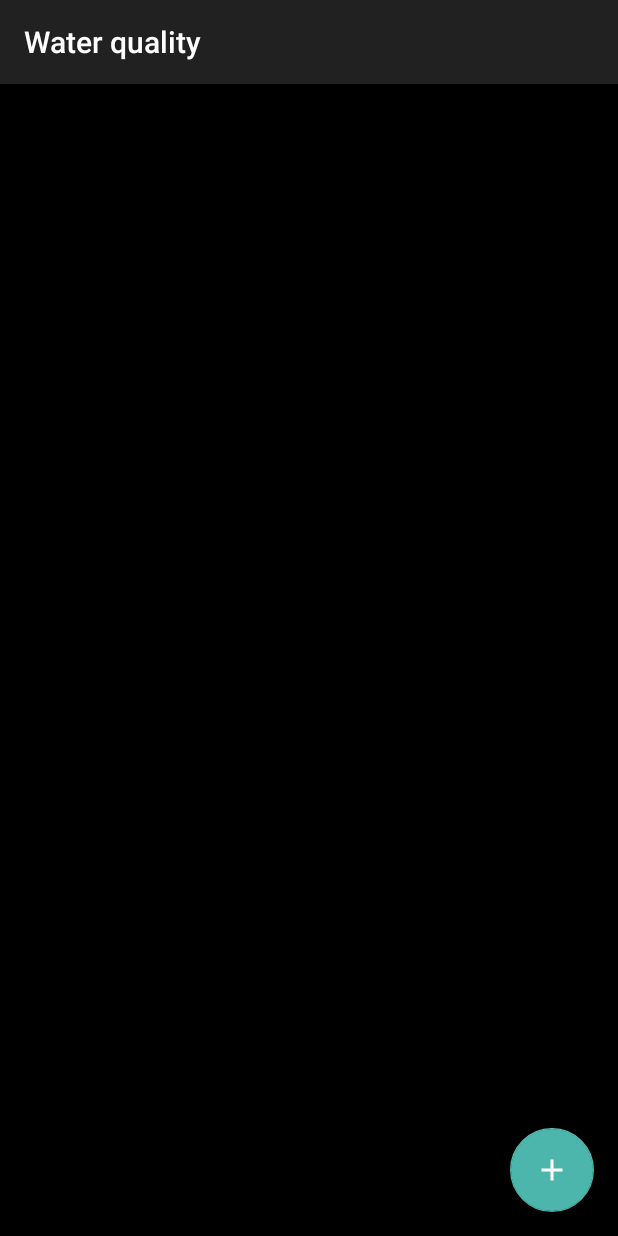
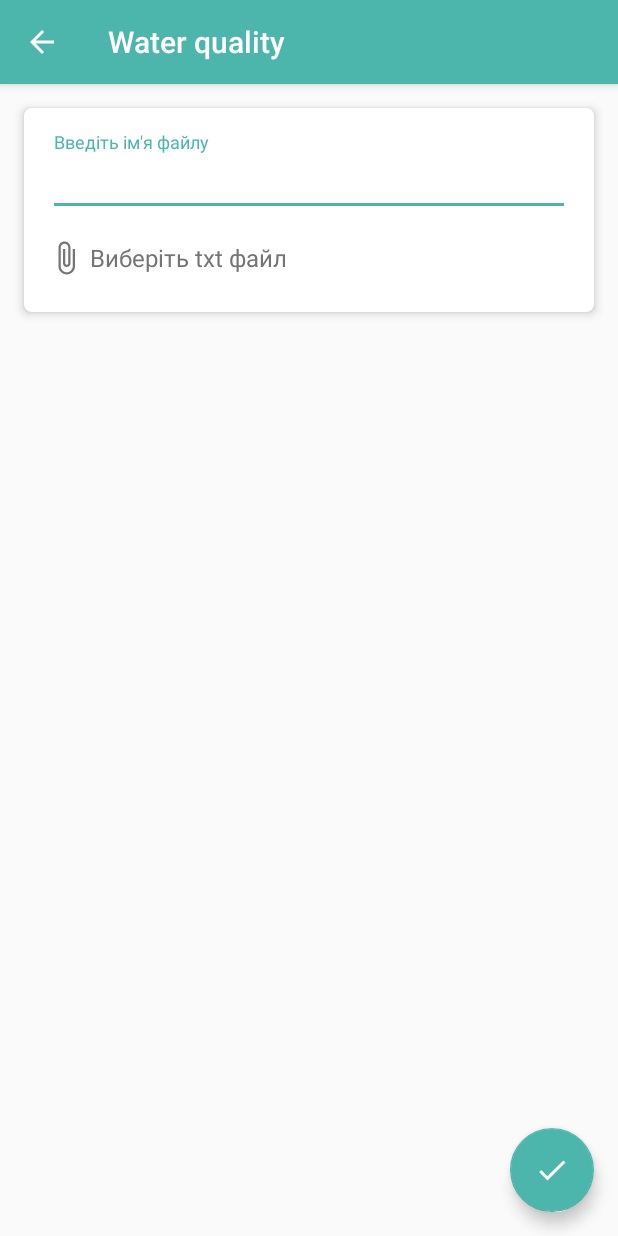
Before and after one commit to Kotensky/Waterquality, an Android app: the screen it shows after launch (MainActivity before the commit, AddStatisticActivity after it), after a tap on an icon or button, on a phone screen of 412 x 824 dp. Run offline under Robolectric (Android 15) with nearby library versions, the phone set to English and light mode, and no system bars; 1 statement that could not run was skipped.

Commit message:
minor changes

```diff
--- a/app/build.gradle
+++ b/app/build.gradle
@@ -30,11 +30,13 @@ dependencies {
     implementation 'com.android.support:design:28.0.0'
 
     implementation 'com.google.dagger:dagger:2.17'
-    kapt 'com.google.dagger:dagger-android-processor:2.11'
+    kapt 'com.google.dagger:dagger-android-processor:2.16'
     kapt 'com.google.dagger:dagger-compiler:2.17'
 
     implementation 'io.reactivex.rxjava2:rxandroid:2.1.0'
     implementation 'io.reactivex.rxjava2:rxjava:2.2.2'
+
+    implementation 'com.google.code.gson:gson:2.8.5'
 
     implementation "android.arch.persistence.room:rxjava2:1.1.1"
     implementation "android.arch.persistence.room:runtime:1.1.1"
--- a/app/src/main/java/com/kotensky/waterquality/di/components/ScreenComponent.kt
+++ b/app/src/main/java/com/kotensky/waterquality/di/components/ScreenComponent.kt
@@ -1,8 +1,9 @@
 package com.kotensky.waterquality.di.components
 
 
+import com.kotensky.waterquality.di.ScreenScope
+import com.kotensky.waterquality.view.activities.AddStatisticActivity
 import com.kotensky.waterquality.view.activities.MainActivity
-import com.kotensky.waterquality.di.ScreenScope
 import dagger.Component
 
 @ScreenScope
@@ -10,5 +11,6 @@ import dagger.Component
 interface ScreenComponent {
 
     fun inject(mainActivity: MainActivity)
+    fun inject(addStatisticActivity: AddStatisticActivity)
 
 }
--- a/app/src/main/java/com/kotensky/waterquality/model/entities/StatisticDataEntity.kt
+++ b/app/src/main/java/com/kotensky/waterquality/model/entities/StatisticDataEntity.kt
@@ -1,13 +1,7 @@
 package com.kotensky.waterquality.model.entities
 
-import android.arch.persistence.room.Entity
-import android.arch.persistence.room.PrimaryKey
 
-
-@Entity(tableName = "statistic")
 class StatisticDataEntity(
-        @PrimaryKey(autoGenerate = true)
-        var id: Long? = null,
         var name: String,
         var lat: Long,
         var lon: Long,
--- a/app/src/main/java/com/kotensky/waterquality/model/room/AppDatabase.kt
+++ b/app/src/main/java/com/kotensky/waterquality/model/room/AppDatabase.kt
@@ -2,11 +2,13 @@ package com.kotensky.waterquality.model.room
 
 import android.arch.persistence.room.Database
 import android.arch.persistence.room.RoomDatabase
-import com.kotensky.waterquality.model.entities.StatisticDataEntity
+import android.arch.persistence.room.TypeConverters
+import com.kotensky.waterquality.model.entities.StatisticMainEntity
 import com.kotensky.waterquality.model.room.dao.StatisticDao
 
 
-@Database(entities = [(StatisticDataEntity::class)], version = 1, exportSchema = false)
+@Database(entities = [(StatisticMainEntity::class)], version = 1, exportSchema = false)
+@TypeConverters(StatisticTypeConverters::class)
 abstract class AppDatabase : RoomDatabase() {
 
     abstract fun statisticDao(): StatisticDao
--- /dev/null
+++ b/app/src/main/java/com/kotensky/waterquality/view/activities/AddStatisticActivity.kt
@@ -0,0 +1,60 @@
+package com.kotensky.waterquality.view.activities
+
+import android.app.Activity
+import android.content.Intent
+import android.os.Bundle
+import android.util.Log
+import android.view.MenuItem
+import com.kotensky.waterquality.R
+import com.kotensky.waterquality.di.components.DaggerScreenComponent
+import kotlinx.android.synthetic.main.activity_add_statistic.*
+
+class AddStatisticActivity : BaseActivity() {
+
+    companion object {
+        const val ADD_STATISTIC_REQUEST_CODE = 22
+        private const val PICK_TXT_REQUEST_CODE = 23
+
+    }
+
+
+    override fun onCreate(savedInstanceState: Bundle?) {
+        super.onCreate(savedInstanceState)
+        setContentView(R.layout.activity_add_statistic)
+        setSupportActionBar(toolbar)
+        supportActionBar?.setDisplayHomeAsUpEnabled(true)
+
+        attachFileContainer.setOnClickListener { view ->
+            val intent = Intent()
+                    .setType("text/plain")
+                    .setAction(Intent.ACTION_GET_CONTENT)
+            startActivityForResult(
+                    Intent.createChooser(intent, getString(R.string.chooser_text)),
+                    PICK_TXT_REQUEST_CODE)
+        }
+    }
+
+    public override fun onActivityResult(requestCode: Int, resultCode: Int, intent: Intent?) {
+        super.onActivityResult(requestCode, resultCode, intent)
+        if (requestCode == PICK_TXT_REQUEST_CODE && resultCode == Activity.RESULT_OK) {
+            Log.e("TAG", intent?.data?.toString())
+        }
+    }
+
+    override fun onOptionsItemSelected(item: MenuItem?): Boolean {
+        return when (item?.itemId) {
+            android.R.id.home -> {
+                finish()
+                true
+            }
+            else -> super.onOptionsItemSelected(item)
+        }
+    }
+
+    override fun inject() {
+        DaggerScreenComponent.builder()
+                .applicationComponent(getApplicationComponent())
+                .build()
+                .inject(this)
+    }
+}
--- a/app/src/main/java/com/kotensky/waterquality/view/activities/MainActivity.kt
+++ b/app/src/main/java/com/kotensky/waterquality/view/activities/MainActivity.kt
@@ -3,16 +3,14 @@ package com.kotensky.waterquality.view.activities
 import android.app.Activity
 import android.content.Intent
 import android.os.Bundle
-import android.util.Log
 import com.kotensky.waterquality.R
 import com.kotensky.waterquality.di.components.DaggerScreenComponent
+import com.kotensky.waterquality.view.activities.AddStatisticActivity.Companion.ADD_STATISTIC_REQUEST_CODE
 import kotlinx.android.synthetic.main.activity_main.*
 
 
 class MainActivity : BaseActivity() {
 
-
-    private val PICK_TXT_REQUEST_CODE = 24
 
     override fun onCreate(savedInstanceState: Bundle?) {
         super.onCreate(savedInstanceState)
@@ -20,19 +18,14 @@ class MainActivity : BaseActivity() {
         setSupportActionBar(toolbar)
 
         addWaterDataFab.setOnClickListener { view ->
-            val intent = Intent()
-                    .setType("text/plain")
-                    .setAction(Intent.ACTION_GET_CONTENT)
-            startActivityForResult(
-                    Intent.createChooser(intent, getString(R.string.chooser_text)),
-                    PICK_TXT_REQUEST_CODE)
+            startActivityForResult(Intent(this, AddStatisticActivity::class.java), ADD_STATISTIC_REQUEST_CODE)
         }
     }
 
     public override fun onActivityResult(requestCode: Int, resultCode: Int, intent: Intent?) {
         super.onActivityResult(requestCode, resultCode, intent)
-        if (requestCode == PICK_TXT_REQUEST_CODE && resultCode == Activity.RESULT_OK) {
-            Log.e("TAG", intent?.data?.toString())
+        if (requestCode == ADD_STATISTIC_REQUEST_CODE && resultCode == Activity.RESULT_OK) {
+//            presenter.loadData()
         }
     }
 
--- /dev/null
+++ b/app/src/main/res/drawable/ic_attach_file_gray.xml
@@ -0,0 +1,10 @@
+<vector xmlns:android="http://schemas.android.com/apk/res/android"
+    android:width="24dp"
+    android:height="24dp"
+    android:tint="#757575"
+    android:viewportWidth="24.0"
+    android:viewportHeight="24.0">
+    <path
+        android:fillColor="#FF000000"
+        android:pathData="M16.5,6v11.5c0,2.21 -1.79,4 -4,4s-4,-1.79 -4,-4V5c0,-1.38 1.12,-2.5 2.5,-2.5s2.5,1.12 2.5,2.5v10.5c0,0.55 -0.45,1 -1,1s-1,-0.45 -1,-1V6H10v9.5c0,1.38 1.12,2.5 2.5,2.5s2.5,-1.12 2.5,-2.5V5c0,-2.21 -1.79,-4 -4,-4S7,2.79 7,5v12.5c0,3.04 2.46,5.5 5.5,5.5s5.5,-2.46 5.5,-5.5V6h-1.5z" />
+</vector>
--- /dev/null
+++ b/app/src/main/res/drawable/ic_check_white.xml
@@ -0,0 +1,5 @@
+<vector android:height="24dp" android:tint="#FFFFFF"
+    android:viewportHeight="24.0" android:viewportWidth="24.0"
+    android:width="24dp" xmlns:android="http://schemas.android.com/apk/res/android">
+    <path android:fillColor="#FF000000" android:pathData="M9,16.17L4.83,12l-1.42,1.41L9,19 21,7l-1.41,-1.41z"/>
+</vector>
--- /dev/null
+++ b/app/src/main/res/layout/activity_add_statistic.xml
@@ -0,0 +1,109 @@
+<?xml version="1.0" encoding="utf-8"?>
+<android.support.design.widget.CoordinatorLayout xmlns:android="http://schemas.android.com/apk/res/android"
+    xmlns:app="http://schemas.android.com/apk/res-auto"
+    xmlns:tools="http://schemas.android.com/tools"
+    android:layout_width="match_parent"
+    android:layout_height="match_parent"
+    tools:context=".view.activities.MainActivity">
+
+    <android.support.design.widget.AppBarLayout
+        android:layout_width="match_parent"
+        android:layout_height="wrap_content"
+        android:theme="@style/AppTheme.AppBarOverlay">
+
+        <android.support.v7.widget.Toolbar
+            android:id="@+id/toolbar"
+            android:layout_width="match_parent"
+            android:layout_height="?attr/actionBarSize"
+            android:background="?attr/colorPrimary"
+            app:popupTheme="@style/AppTheme.PopupOverlay" />
+
+    </android.support.design.widget.AppBarLayout>
+
+    <android.support.v4.widget.NestedScrollView
+        android:layout_width="match_parent"
+        android:layout_height="match_parent"
+        app:layout_behavior="@string/appbar_scrolling_view_behavior">
+
+        <LinearLayout
+            android:layout_width="match_parent"
+            android:layout_height="match_parent"
+            android:orientation="vertical">
+
+            <android.support.v7.widget.CardView
+                android:layout_width="match_parent"
+                android:layout_height="wrap_content"
+                android:layout_margin="16dp"
+                app:cardBackgroundColor="@color/white"
+                app:cardCornerRadius="5dp"
+                app:cardElevation="4dp">
+
+                <LinearLayout
+                    android:layout_width="match_parent"
+                    android:layout_height="match_parent"
+                    android:orientation="vertical"
+                    android:padding="16dp">
+
+                    <android.support.design.widget.TextInputLayout
+                        android:id="@+id/file_name_input_container"
+                        android:layout_width="match_parent"
+                        android:layout_height="wrap_content"
+                        android:textColorHint="@color/text_gray">
+
+
+                        <EditText
+                            android:id="@+id/file_name_input"
+                            android:layout_width="match_parent"
+                            android:layout_height="wrap_content"
+                            android:hint="@string/hint_file_name"
+                            android:inputType="text"
+                            android:textColor="@color/black" />
+
+                    </android.support.design.widget.TextInputLayout>
+
+
+                    <LinearLayout
+                        android:id="@+id/attachFileContainer"
+                        android:layout_width="match_parent"
+                        android:layout_height="wrap_content"
+                        android:layout_marginTop="8dp"
+                        android:background="?selectableItemBackground"
+                        android:gravity="center_vertical"
+                        android:paddingTop="8dp"
+                        android:paddingBottom="8dp">
+
+                        <ImageView
+                            android:layout_width="wrap_content"
+                            android:layout_height="wrap_content"
+                            android:src="@drawable/ic_attach_file_gray" />
+
+                        <TextView
+                            android:id="@+id/attachFileTxt"
+                            android:layout_width="match_parent"
+                            android:layout_height="wrap_content"
+                            android:layout_marginStart="4dp"
+                            android:layout_marginEnd="4dp"
+                            android:text="@string/attach_file_hint"
+                            android:textColor="@color/text_gray"
+                            android:textSize="16sp" />
+
+                    </LinearLayout>
+                </LinearLayout>
+
+            </android.support.v7.widget.CardView>
+
+
+        </LinearLayout>
+
+    </android.support.v4.widget.NestedScrollView>
+
+
+    <android.support.design.widget.FloatingActionButton
+        android:id="@+id/saveFab"
+        android:layout_width="wrap_content"
+        android:layout_height="wrap_content"
+        android:layout_gravity="bottom|end"
+        android:layout_margin="@dimen/fab_margin"
+        android:src="@drawable/ic_check_white" />
+
+</android.support.design.widget.CoordinatorLayout>
--- a/app/src/main/res/layout/activity_main.xml
+++ b/app/src/main/res/layout/activity_main.xml
@@ -23,7 +23,6 @@
     <android.support.v7.widget.RecyclerView
         android:id="@+id/dataRecycler"
         android:layout_width="match_parent"
-        android:background="@color/black"
         android:layout_height="match_parent"
         app:layout_behavior="@string/appbar_scrolling_view_behavior" />
 
--- a/app/src/main/res/values/colors.xml
+++ b/app/src/main/res/values/colors.xml
@@ -1,7 +1,9 @@
 <?xml version="1.0" encoding="utf-8"?>
 <resources>
-    <color name="colorPrimary">#212121</color>
-    <color name="colorPrimaryDark">#000000</color>
+    <color name="colorPrimary">#4db6ac</color>
+    <color name="colorPrimaryDark">#00897b</color>
+    <color name="colorAccent">#4db6ac</color>
+    <color name="white">#ffffff</color>
     <color name="black">#000000</color>
-    <color name="colorAccent">#4db6ac</color>
+    <color name="text_gray">#757575</color>
 </resources>
--- a/app/src/main/res/values/strings.xml
+++ b/app/src/main/res/values/strings.xml
@@ -1,4 +1,7 @@
 <resources>
     <string name="app_name">Water quality</string>
     <string name="chooser_text">Виберіть txt файл</string>
+    <string name="hint_file_name">Введіть ім\'я файлу</string>
+    <string name="attach_file_hint">Виберіть txt файл</string>
+
 </resources>
--- a/app/src/main/res/values/styles.xml
+++ b/app/src/main/res/values/styles.xml
@@ -1,7 +1,7 @@
 <resources>
 
     <!-- Base application theme. -->
-    <style name="AppTheme" parent="Theme.AppCompat.DayNight.DarkActionBar">
+    <style name="AppTheme" parent="Theme.AppCompat.Light.DarkActionBar">
         <!-- Customize your theme here. -->
         <item name="colorPrimary">@color/colorPrimary</item>
         <item name="colorPrimaryDark">@color/colorPrimaryDark</item>
@@ -17,4 +17,5 @@
 
     <style name="AppTheme.PopupOverlay" parent="ThemeOverlay.AppCompat.Light" />
 
+
 </resources>
--- a/build.gradle
+++ b/build.gradle
@@ -1,13 +1,13 @@
 // Top-level build file where you can add configuration options common to all sub-projects/modules.
 
 buildscript {
-    ext.kotlin_version = '1.2.40'
+    ext.kotlin_version = '1.2.71'
     repositories {
         google()
         jcenter()
     }
     dependencies {
-        classpath 'com.android.tools.build:gradle:3.1.3'
+        classpath 'com.android.tools.build:gradle:3.2.1'
         classpath "org.jetbrains.kotlin:kotlin-gradle-plugin:$kotlin_version"
 
         // NOTE: Do not place your application dependencies here; they belong
```
Also changed, not shown: app/src/main/AndroidManifest.xml (+7 -1 lines), app/src/main/java/com/kotensky/waterquality/model/entities/StatisticMainEntity.kt (added, +10 -0 lines), app/src/main/java/com/kotensky/waterquality/model/room/StatisticTypeConverters.kt (added, +28 -0 lines), app/src/main/res/layout/content_main.xml (deleted, +0 -19 lines), gradle/wrapper/gradle-wrapper.properties (added), 1 other file.
